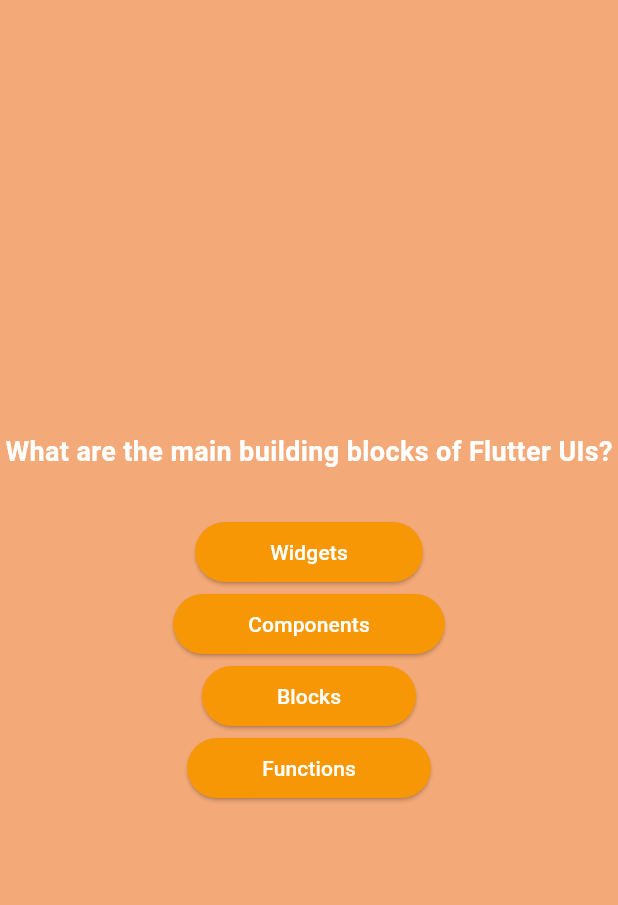
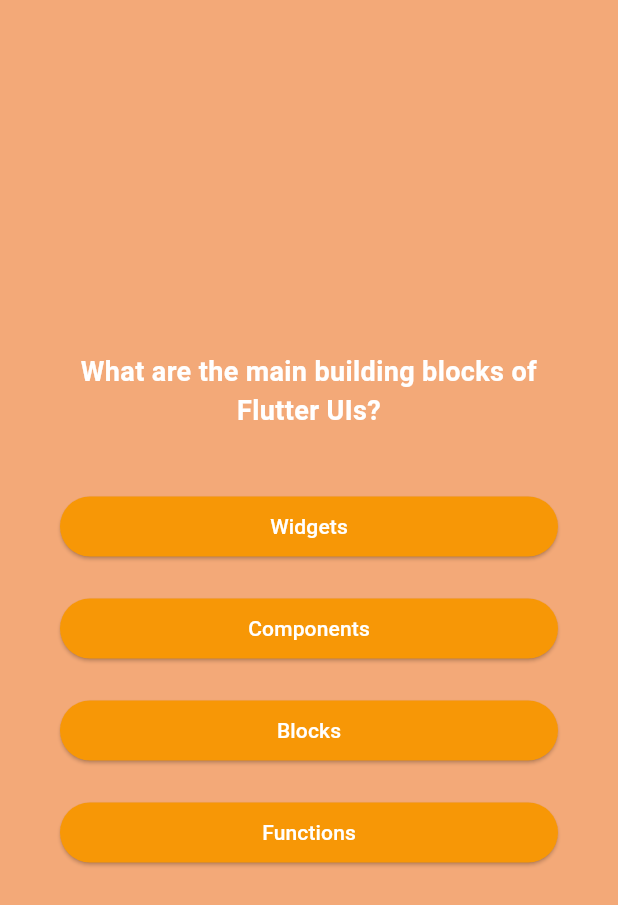
Before and after one commit to NishitBhardwaj15/quiz_app, a Flutter app: the screen it shows after launch, after a tap on "Start quiz", on a phone screen of 412 x 824 dp. Shown: the top 905 px of the screen. Run offline on Flutter 3.47's test engine with Material 3 defaults, Android fonts, the phone set to English and light mode, and no system bars.

Commit message:
Margin padding added to questions screen

```diff
--- a/lib/option_buttons.dart
+++ b/lib/option_buttons.dart
@@ -7,14 +7,17 @@ class OptionButton extends StatelessWidget{
 
   @override
   Widget build(context){
-    return ElevatedButton(
+    return Container(
+      margin:const EdgeInsets.symmetric(vertical: 10),
+      child: ElevatedButton(
         style: ElevatedButton.styleFrom(
           backgroundColor: const Color.fromARGB(255, 247, 151, 6),
           foregroundColor: Colors.white,
-        padding: const EdgeInsets.symmetric(vertical: 10,horizontal: 50)
+          padding: const EdgeInsets.symmetric(vertical: 10,horizontal: 50),
         ),
         onPressed: () {},
         child: Text(answer)
+        ),
     );
   }
 }
--- a/lib/questions.dart
+++ b/lib/questions.dart
@@ -16,18 +16,22 @@ class _Questions extends State<Questions> {
 
   @override
   Widget build(context) {
-    return SizedBox(
+    return Container(
+      margin: const EdgeInsets.all(40),
+      child: SizedBox(
         width: double.infinity,
         child: Column(
           mainAxisAlignment: MainAxisAlignment.center,
+          crossAxisAlignment: CrossAxisAlignment.stretch,
           children: [
             Text(
               questionsList[0].question,
               style: const TextStyle(
                 color: Colors.white,
                 fontSize: 18,
-              fontWeight: FontWeight.bold
+                fontWeight: FontWeight.bold,
                 ),
+              textAlign: TextAlign.center,
               ),
             const SizedBox(height: 30),
             ...questionsList[0].options.map((item){
@@ -35,6 +39,7 @@ class _Questions extends State<Questions> {
             })
           ],
         ),
+      ),
     );
   }
 }
```
Lines whose indentation alone changed are shown as unchanged.
